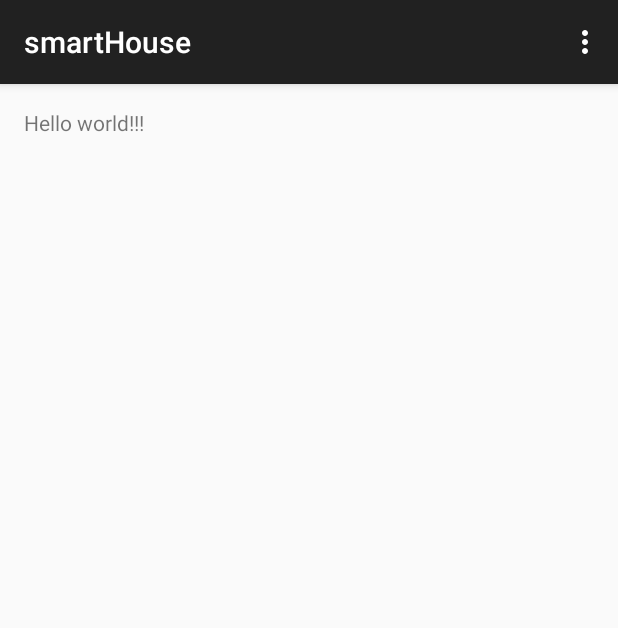
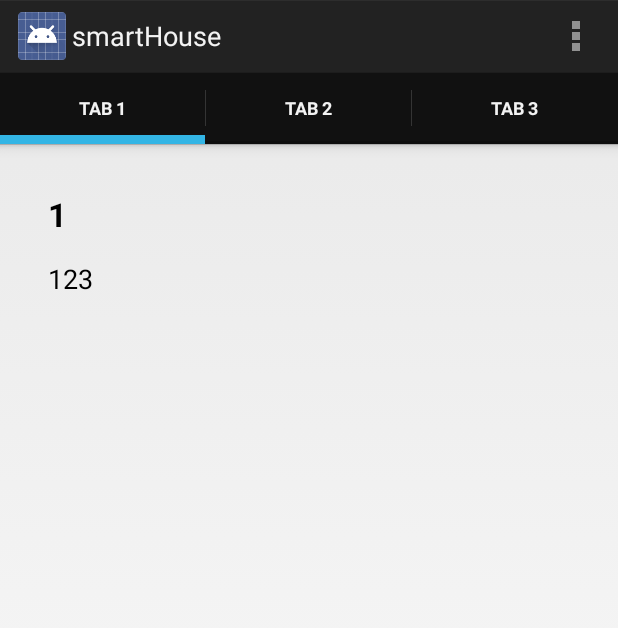
Before and after one commit to a1exandro/smarthouse_android, an Android app: the screen it shows after launch (MainActivity), on a phone screen of 412 x 824 dp. Shown: the top 628 px of the screen. Run offline under Robolectric (Android 15) with nearby library versions, the phone set to English and light mode, and no system bars.

Commit message:
Added ActionBar

```diff
--- a/app/src/main/AndroidManifest.xml
+++ b/app/src/main/AndroidManifest.xml
@@ -8,7 +8,7 @@
         android:allowBackup="true"
         android:icon="@drawable/ic_launcher"
         android:label="@string/app_name"
-        android:theme="@style/AppTheme" >
+        android:theme="@android:style/Theme.Holo.Light.DarkActionBar" >
         <activity
             android:name=".MainActivity"
             android:label="@string/app_name" >
--- a/app/src/main/java/ru/wo0t/smarthouse/MainActivity.java
+++ b/app/src/main/java/ru/wo0t/smarthouse/MainActivity.java
@@ -1,37 +1,93 @@
 package ru.wo0t.smarthouse;
 
+import android.app.ActionBar;
+import android.app.FragmentTransaction;
+import android.os.Bundle;
+
+import android.support.v4.app.Fragment;
+import android.support.v4.app.FragmentActivity;
+import android.support.v4.app.FragmentManager;
+
+import android.support.v4.app.FragmentStatePagerAdapter;
+import android.support.v4.view.ViewPager;
+
 import android.support.v7.app.ActionBarActivity;
-import android.os.Bundle;
+
 import android.util.Log;
 import android.view.Menu;
 import android.view.MenuItem;
+import android.view.Window;
 
 import ru.wo0t.smarthouse.common.constants;
 import ru.wo0t.smarthouse.board.boardsManager;
 
-public class MainActivity extends ActionBarActivity {
+public class MainActivity extends FragmentActivity {
+    DemoCollectionPagerAdapter mDemoCollectionPagerAdapter;
+    ViewPager mViewPager;
 
     @Override
     protected void onCreate(Bundle savedInstanceState) {
         super.onCreate(savedInstanceState);
+
         setContentView(R.layout.activity_main);
+
         Log.d("smhz","Starting the program");
 
         try {
-            Thread.sleep(5000);     // for for emulator
+            Thread.sleep(5000);     // wait for emulator
 
         } catch (InterruptedException e) {
             Log.e(constants.APP_TAG, e.toString());
         }
 
         try {
-            new boardsManager().lookUpForBoards();
+
+            final ActionBar actionBar = getActionBar();
+
+
+            // Specify that tabs should be displayed in the action bar.
+            actionBar.setNavigationMode(ActionBar.NAVIGATION_MODE_TABS);
+
+            mDemoCollectionPagerAdapter =
+                    new DemoCollectionPagerAdapter(getSupportFragmentManager());
+            mViewPager = (ViewPager) findViewById(R.id.pager);
+            mViewPager.setAdapter(mDemoCollectionPagerAdapter);
+
+            ActionBar.TabListener tabListener = new ActionBar.TabListener() {
+                public void onTabSelected(ActionBar.Tab tab, FragmentTransaction ft) {
+                    // show the given tab
+                    mViewPager.setCurrentItem(tab.getPosition());
+                }
+
+                public void onTabUnselected(ActionBar.Tab tab, FragmentTransaction ft) {
+                    // hide the given tab
+                }
+
+                public void onTabReselected(ActionBar.Tab tab, FragmentTransaction ft) {
+                    // probably ignore this event
+                }
+            };
+
+            for (int i = 0; i < 3; i++) {
+                actionBar.addTab(
+                        actionBar.newTab()
+                                .setText("Tab " + (i + 1))
+                                .setTabListener(tabListener));
+            }
+
+
+
         } catch (Exception e) {
             Log.e(constants.APP_TAG, e.toString());
         }
 
+       /* try {
+            new boardsManager().lookUpForBoards();
+        } catch (Exception e) {
+            Log.e(constants.APP_TAG, e.toString());
+        }*/
+
     }
-
 
     @Override
     public boolean onCreateOptionsMenu(Menu menu) {
@@ -54,4 +110,30 @@ public class MainActivity extends ActionBarActivity {
 
         return super.onOptionsItemSelected(item);
     }
+
+    public class DemoCollectionPagerAdapter extends FragmentStatePagerAdapter {
+        public DemoCollectionPagerAdapter(FragmentManager fm) {
+            super(fm);
+        }
+
+        @Override
+        public Fragment getItem(int i) {
+            Fragment fragment = new SensorsFragment();
+            Bundle args = new Bundle();
+            // Our object is just an integer :-P
+            args.putInt(SensorsFragment.ARG_OBJECT, i + 1);
+            fragment.setArguments(args);
+            return fragment;
+        }
+
+        @Override
+        public int getCount() {
+            return 3;
+        }
+
+        @Override
+        public CharSequence getPageTitle(int position) {
+            return "OBJECT " + (position + 1);
+        }
+    }
 }
--- /dev/null
+++ b/app/src/main/java/ru/wo0t/smarthouse/SensorsFragment.java
@@ -0,0 +1,46 @@
+package ru.wo0t.smarthouse;
+
+import android.app.Activity;
+import android.net.Uri;
+import android.os.Bundle;
+import android.support.v4.app.Fragment;
+import android.view.LayoutInflater;
+import android.view.View;
+import android.view.ViewGroup;
+import android.widget.TextView;
+
+
+public class SensorsFragment extends Fragment {
+    public static final String TABSTRING = "Sensors";
+
+    public static final String ARG_OBJECT = "object";
+;
+
+
+
+    public SensorsFragment() {
+        // Required empty public constructor
+    }
+
+    @Override
+    public void onCreate(Bundle savedInstanceState) {
+        super.onCreate(savedInstanceState);
+        if (getArguments() != null) {
+
+        }
+    }
+
+    @Override
+    public View onCreateView(LayoutInflater inflater, ViewGroup container,
+                             Bundle savedInstanceState) {
+        // The last two arguments ensure LayoutParams are inflated
+        // properly.
+        View rootView = inflater.inflate(
+                R.layout.fragment_sensors, container, false);
+        Bundle args = getArguments();
+        ((TextView) rootView.findViewById(android.R.id.text1)).setText(
+                Integer.toString(args.getInt(ARG_OBJECT)));
+        return rootView;
+
+    }
+}
--- a/app/src/main/java/ru/wo0t/smarthouse/board/AbstractBoard.java
+++ b/app/src/main/java/ru/wo0t/smarthouse/board/AbstractBoard.java
@@ -124,7 +124,7 @@ abstract public class AbstractBoard {
         if (msgData.length < 2) return;
         String system = msgData[0].trim().toLowerCase();
 
-        sensor.SENSOR_SYSTEM sensSystem = sensor.SENSOR_SYSTEM.UNKNOWN;
+        sensor.SENSOR_SYSTEM sensSystem;
         switch (system) // determine sensors type, based on system. for SYSTEM_SENSORS type will be determined by jSON field.
         {
             case SYSTEM_SENSORS: sensSystem = sensor.SENSOR_SYSTEM.SENSES; break;
--- a/app/src/main/res/layout/activity_main.xml
+++ b/app/src/main/res/layout/activity_main.xml
@@ -5,7 +5,10 @@
     android:paddingTop="@dimen/activity_vertical_margin"
     android:paddingBottom="@dimen/activity_vertical_margin" tools:context=".MainActivity">
 
-    <TextView android:text="@string/hello_world" android:layout_width="wrap_content"
-        android:layout_height="wrap_content" />
+    <android.support.v4.view.ViewPager
+        xmlns:android="http://schemas.android.com/apk/res/android"
+        android:id="@+id/pager"
+        android:layout_width="match_parent"
+        android:layout_height="match_parent" />
 
 </RelativeLayout>
--- /dev/null
+++ b/app/src/main/res/layout/fragment_sensors.xml
@@ -0,0 +1,33 @@
+<FrameLayout xmlns:android="http://schemas.android.com/apk/res/android"
+    xmlns:tools="http://schemas.android.com/tools" android:layout_width="match_parent"
+    android:layout_height="match_parent" tools:context="ru.wo0t.smarthouse.SensorsFragment">
+
+    <ScrollView xmlns:android="http://schemas.android.com/apk/res/android"
+        android:id="@+id/content"
+        android:layout_width="match_parent"
+        android:layout_height="match_parent">
+
+        <!-- Dummy content. -->
+        <LinearLayout android:layout_width="match_parent"
+            android:layout_height="wrap_content"
+            android:orientation="vertical"
+            android:padding="16dp">
+
+            <TextView android:id="@android:id/text1"
+                style="?android:textAppearanceLarge"
+                android:textStyle="bold"
+                android:layout_width="match_parent"
+                android:layout_height="wrap_content"
+                android:layout_marginBottom="16dp" />
+
+            <TextView style="?android:textAppearanceMedium"
+                android:lineSpacingMultiplier="1.2"
+                android:layout_width="match_parent"
+                android:layout_height="wrap_content"
+                android:text="123" />
+
+        </LinearLayout>
+
+    </ScrollView>
+
+</FrameLayout>
```
